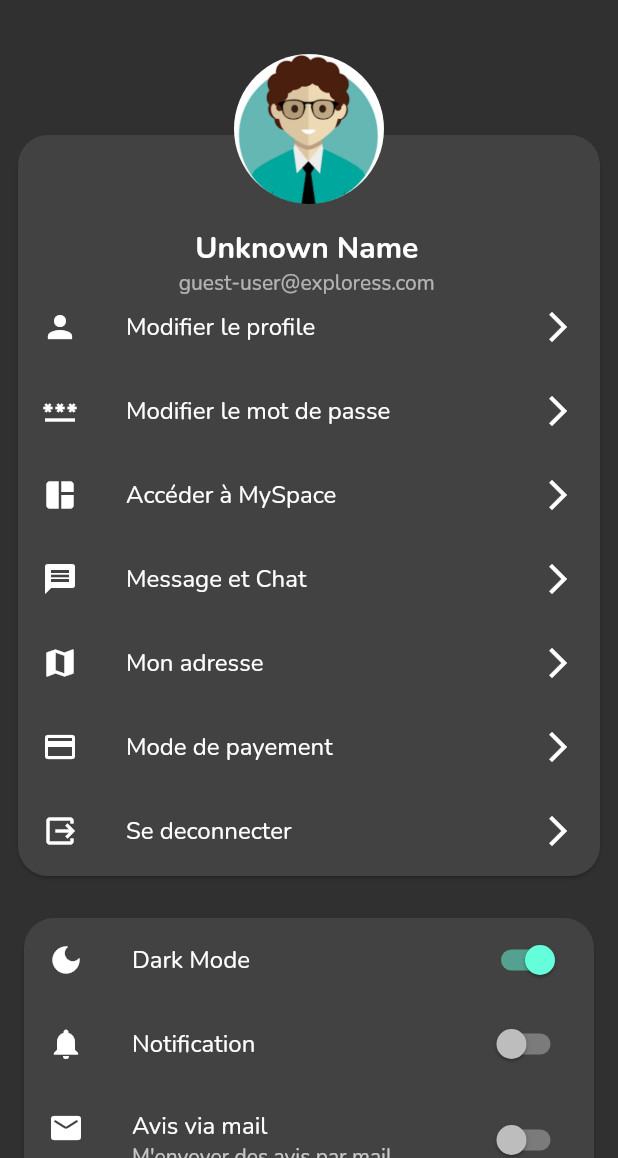
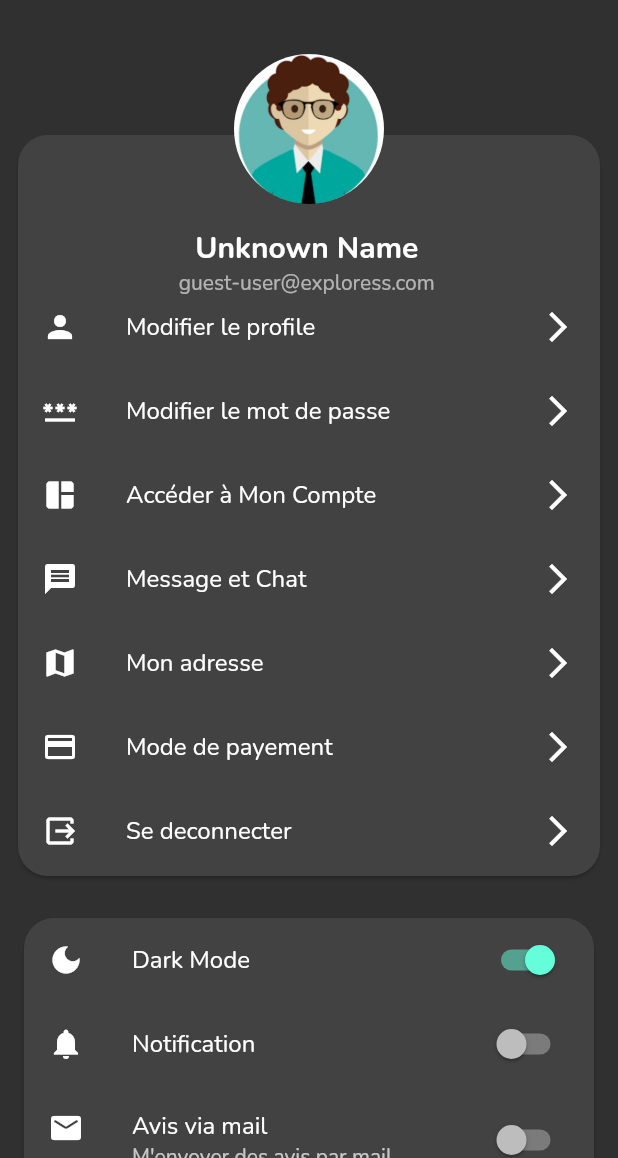
Before and after one commit to lordyhas/quinmat-manager, a Flutter app: the SettingScreen screen opened by its route, on a phone screen of 412 x 824 dp, the part 78-1236 px from its top. Run offline on Flutter 3.47's test engine with Material 2 defaults, Android fonts, the phone set to English and light mode, and no system bars; our stand-ins replace cloud_firestore, dotted_border, equatable, firebase_auth, firebase_core, flutter_bloc and 15 more; missing offline and left inert: achievement_view, pedantic, utils_component; accounts and stored records are empty; generated files the repository leaves out were written again.

Commit message:
version : 0.1.2+9

```diff
--- a/lib/src/setting_profile_screen.dart
+++ b/lib/src/setting_profile_screen.dart
@@ -114,7 +114,7 @@ class _SettingScreenState extends State<SettingScreen> {
                                 ),
                                 ListTile(
                                   leading: const Icon(Icons.space_dashboard),
-                                  title: const Text("Accéder à MySpace"),
+                                  title: const Text("Accéder à Mon Compte"),
                                   trailing: const Icon(Icons.arrow_forward_ios),
                                   onTap: () =>  Go.of(context).to(routeName: UserSpaceScreen.routeName),
 
```
